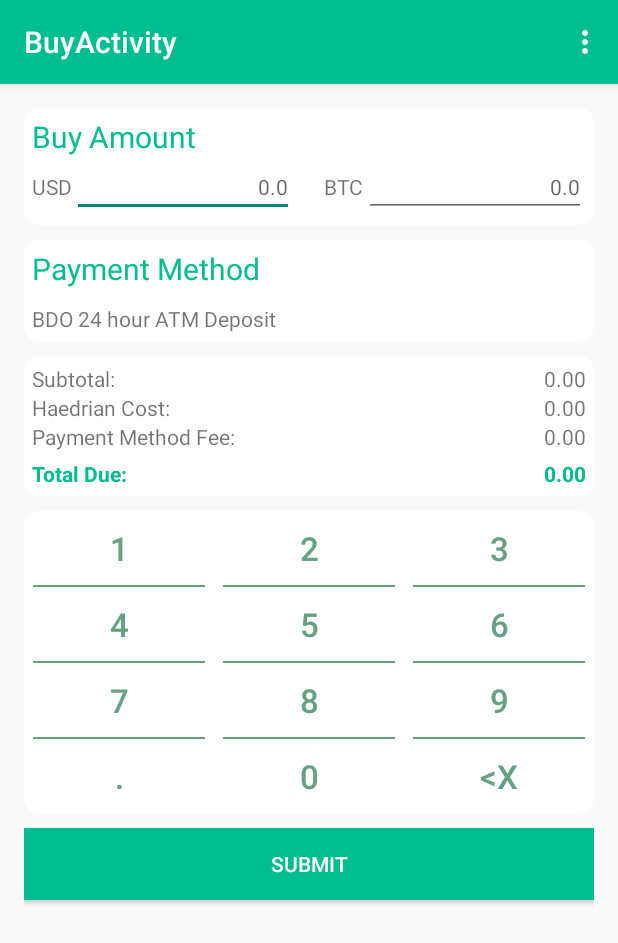
After one commit to Audakel/Haedrian_Stealth, an Android app: the BuyActivity screen opened directly, with no data from a screen before it, on a phone screen of 412 x 824 dp. The commit adds this screen. Shown: the top 943 px of the screen. Run offline under Robolectric (Android 15) with nearby library versions, the phone set to English and light mode, and no system bars.

Commit message:
Added buy screen

```diff
--- a/Haedrian/app/src/main/AndroidManifest.xml
+++ b/Haedrian/app/src/main/AndroidManifest.xml
@@ -104,6 +104,10 @@
                 android:name="android.support.PARENT_ACTIVITY"
                 android:value="com.haedrian.haedrian.HomeActivity" />
         </activity>
+        <activity
+            android:name=".BuyActivity"
+            android:label="@string/title_activity_buy" >
+        </activity>
     </application>
 
 </manifest>
--- /dev/null
+++ b/Haedrian/app/src/main/gen/com/haedrian/haedrian/BuildConfig.java
@@ -0,0 +1,8 @@
+/*___Generated_by_IDEA___*/
+
+package com.haedrian.haedrian;
+
+/* This stub is only used by the IDE. It is NOT the BuildConfig class actually packed into the APK */
+public final class BuildConfig {
+  public final static boolean DEBUG = Boolean.parseBoolean(null);
+}
--- /dev/null
+++ b/Haedrian/app/src/main/gen/com/haedrian/haedrian/Manifest.java
@@ -0,0 +1,7 @@
+/*___Generated_by_IDEA___*/
+
+package com.haedrian.haedrian;
+
+/* This stub is only used by the IDE. It is NOT the Manifest class actually packed into the APK */
+public final class Manifest {
+}
--- /dev/null
+++ b/Haedrian/app/src/main/gen/com/haedrian/haedrian/R.java
@@ -0,0 +1,7 @@
+/*___Generated_by_IDEA___*/
+
+package com.haedrian.haedrian;
+
+/* This stub is only used by the IDE. It is NOT the R class actually packed into the APK */
+public final class R {
+}
--- /dev/null
+++ b/Haedrian/app/src/main/java/com/haedrian/haedrian/BuyActivity.java
@@ -0,0 +1,50 @@
+package com.haedrian.haedrian;
+
+import android.support.v7.app.ActionBarActivity;
+import android.os.Bundle;
+import android.text.InputType;
+import android.view.Menu;
+import android.view.MenuItem;
+import android.view.MotionEvent;
+import android.view.View;
+import android.view.WindowManager;
+import android.widget.EditText;
+
+
+public class BuyActivity extends ActionBarActivity {
+    EditText currencyEditText;
+    EditText bitcoinEditText;
+
+    @Override
+    protected void onCreate(Bundle savedInstanceState) {
+        super.onCreate(savedInstanceState);
+        setContentView(R.layout.activity_buy);
+    }
+
+
+    @Override
+    public boolean onCreateOptionsMenu(Menu menu) {
+        // Inflate the menu; this adds items to the action bar if it is present.
+        getMenuInflater().inflate(R.menu.menu_buy, menu);
+
+
+        return true;
+    }
+
+
+
+    @Override
+    public boolean onOptionsItemSelected(MenuItem item) {
+        // Handle action bar item clicks here. The action bar will
+        // automatically handle clicks on the Home/Up button, so long
+        // as you specify a parent activity in AndroidManifest.xml.
+        int id = item.getItemId();
+
+        //noinspection SimplifiableIfStatement
+        if (id == R.id.action_settings) {
+            return true;
+        }
+
+        return super.onOptionsItemSelected(item);
+    }
+}
--- a/Haedrian/app/src/main/java/com/haedrian/haedrian/HomeActivity.java
+++ b/Haedrian/app/src/main/java/com/haedrian/haedrian/HomeActivity.java
@@ -139,6 +139,12 @@ public class HomeActivity extends ActionBarActivity implements AdapterView.OnIte
                         0, view.getWidth(), view.getHeight());
                 startActivity(intent, options4.toBundle());
                 return;
+            case R.id.buy:
+                intent = new Intent(this, BuyActivity.class);
+                ActivityOptions options5 = ActivityOptions.makeScaleUpAnimation(view, 0,
+                        0, view.getWidth(), view.getHeight());
+                startActivity(intent, options5.toBundle());
+                return;
             default:
                 return;
         }
--- /dev/null
+++ b/Haedrian/app/src/main/res/layout/activity_buy.xml
@@ -0,0 +1,466 @@
+<RelativeLayout xmlns:android="http://schemas.android.com/apk/res/android"
+    xmlns:tools="http://schemas.android.com/tools" android:layout_width="match_parent"
+    android:layout_height="match_parent" android:paddingLeft="@dimen/activity_horizontal_margin"
+    android:paddingRight="@dimen/activity_horizontal_margin"
+    android:paddingTop="@dimen/activity_vertical_margin"
+    tools:context="com.haedrian.haedrian.BuyActivity"
+    android:paddingBottom="2dp">
+
+    <RelativeLayout
+        android:layout_width="fill_parent"
+        android:layout_height="wrap_content"
+        android:layout_alignParentTop="true"
+        android:layout_alignParentLeft="true"
+        android:layout_alignParentStart="true"
+        android:background="@drawable/round_white"
+        android:padding="5dp"
+        android:id="@+id/relativeLayout">
+
+        <TextView
+            android:layout_width="wrap_content"
+            android:layout_height="wrap_content"
+            android:text="Buy Amount"
+            android:id="@+id/textView"
+            android:layout_alignParentTop="true"
+            android:layout_alignParentLeft="true"
+            android:layout_alignParentStart="true"
+            android:textSize="20sp"
+            android:textColor="@color/turquoise" />
+
+        <LinearLayout
+            android:orientation="horizontal"
+            android:layout_width="fill_parent"
+            android:layout_height="wrap_content"
+            android:layout_below="@+id/textView"
+            android:layout_alignParentLeft="true"
+            android:layout_alignParentStart="true">
+
+            <RelativeLayout
+                android:layout_width="match_parent"
+                android:layout_height="match_parent"
+                android:layout_weight="1"
+                android:layout_marginRight="10dp">
+
+                <TextView
+                    android:layout_width="wrap_content"
+                    android:layout_height="wrap_content"
+                    android:text="USD"
+                    android:id="@+id/textView9"
+                    android:textSize="14sp"
+                    android:layout_centerVertical="true"
+                    android:layout_alignParentLeft="true"
+                    android:layout_alignParentStart="true" />
+
+                <EditText
+                    android:layout_width="wrap_content"
+                    android:layout_height="wrap_content"
+                    android:inputType="numberDecimal"
+                    android:ems="10"
+                    android:textIsSelectable="true"
+                    android:id="@+id/editText"
+                    android:layout_toRightOf="@+id/textView9"
+                    android:layout_toEndOf="@+id/textView9"
+                    android:hint="0.0"
+                    android:gravity="right"
+                    android:textSize="14sp" />
+            </RelativeLayout>
+
+            <RelativeLayout
+                android:layout_width="fill_parent"
+                android:layout_height="fill_parent"
+                android:layout_weight="1"
+                android:layout_marginLeft="10dp">
+
+                <TextView
+                    android:layout_width="wrap_content"
+                    android:layout_height="wrap_content"
+                    android:text="BTC"
+                    android:id="@+id/textView10"
+                    android:textSize="14sp"
+                    android:layout_centerVertical="true"
+                    android:layout_alignParentLeft="true"
+                    android:layout_alignParentStart="true" />
+
+                <EditText
+                    android:layout_width="wrap_content"
+                    android:layout_height="wrap_content"
+                    android:inputType="numberDecimal"
+                    android:ems="10"
+                    android:textIsSelectable="true"
+                    android:id="@+id/editText2"
+                    android:layout_toRightOf="@+id/textView10"
+                    android:layout_toEndOf="@+id/textView10"
+                    android:hint="0.0"
+                    android:gravity="right"
+                    android:textSize="14sp" />
+            </RelativeLayout>
+        </LinearLayout>
+
+    </RelativeLayout>
+
+    <RelativeLayout
+        android:layout_width="fill_parent"
+        android:layout_height="wrap_content"
+        android:layout_below="@+id/relativeLayout"
+        android:background="@drawable/round_white"
+        android:layout_centerHorizontal="true"
+        android:layout_marginTop="10dp"
+        android:padding="5dp"
+        android:id="@+id/relativeLayout2">
+
+        <TextView
+            android:layout_width="wrap_content"
+            android:layout_height="wrap_content"
+            android:text="Payment Method"
+            android:id="@+id/textView11"
+            android:layout_alignParentTop="true"
+            android:layout_alignParentLeft="true"
+            android:layout_alignParentStart="true"
+            android:textSize="20sp"
+            android:textColor="@color/turquoise" />
+
+        <TextView
+            android:layout_width="wrap_content"
+            android:layout_height="wrap_content"
+            android:text="BDO 24 hour ATM Deposit"
+            android:id="@+id/textView12"
+            android:layout_below="@+id/textView11"
+            android:layout_alignParentLeft="true"
+            android:layout_alignParentStart="true"
+            android:layout_marginTop="10dp"
+            android:textSize="14sp" />
+
+
+
+    </RelativeLayout>
+
+    <RelativeLayout
+        android:layout_width="fill_parent"
+        android:layout_height="wrap_content"
+        android:background="@drawable/round_white"
+        android:layout_marginTop="10dp"
+        android:padding="5dp"
+        android:layout_below="@+id/relativeLayout2"
+        android:layout_alignParentLeft="true"
+        android:layout_alignParentStart="true"
+        android:id="@+id/relativeLayout3">
+
+        <TextView
+            android:layout_width="wrap_content"
+            android:layout_height="wrap_content"
+            android:text="Subtotal:"
+            android:id="@+id/textView13"
+            android:textSize="14sp"
+            android:layout_alignParentTop="true"
+            android:layout_alignParentLeft="true"
+            android:layout_alignParentStart="true" />
+
+        <TextView
+            android:layout_width="wrap_content"
+            android:layout_height="wrap_content"
+            android:text="Haedrian Cost:"
+            android:id="@+id/textView14"
+            android:layout_alignParentStart="true"
+            android:textSize="14sp"
+            android:layout_below="@+id/textView13"
+            android:layout_alignParentLeft="true" />
+
+        <TextView
+            android:layout_width="wrap_content"
+            android:layout_height="wrap_content"
+            android:text="Payment Method Fee:"
+            android:id="@+id/textView15"
+            android:textSize="14sp"
+            android:layout_below="@+id/textView14"
+            android:layout_alignParentLeft="true" />
+
+        <TextView
+            android:layout_width="wrap_content"
+            android:layout_height="wrap_content"
+            android:text="Total Due:"
+            android:id="@+id/textView16"
+            android:textSize="14sp"
+            android:layout_below="@+id/textView15"
+            android:layout_alignLeft="@+id/textView15"
+            android:layout_alignStart="@+id/textView15"
+            android:layout_marginTop="5dp"
+            android:textStyle="bold"
+            android:textColor="@color/turquoise" />
+
+        <TextView
+            android:layout_width="wrap_content"
+            android:layout_height="wrap_content"
+            android:text="0.00"
+            android:id="@+id/textView17"
+            android:layout_alignParentTop="true"
+            android:layout_alignParentRight="true"
+            android:layout_alignParentEnd="true" />
+
+        <TextView
+            android:layout_width="wrap_content"
+            android:layout_height="wrap_content"
+            android:text="0.00"
+            android:id="@+id/textView18"
+            android:layout_below="@+id/textView17"
+            android:layout_alignParentRight="true"
+            android:layout_alignParentEnd="true" />
+
+        <TextView
+            android:layout_width="wrap_content"
+            android:layout_height="wrap_content"
+            android:text="0.00"
+            android:id="@+id/textView19"
+            android:layout_below="@+id/textView18"
+            android:layout_alignParentRight="true"
+            android:layout_alignParentEnd="true" />
+
+        <TextView
+            android:layout_width="wrap_content"
+            android:layout_height="wrap_content"
+            android:text="0.00"
+            android:id="@+id/textView20"
+            android:layout_below="@+id/textView19"
+            android:layout_alignParentRight="true"
+            android:layout_alignParentEnd="true"
+            android:textStyle="bold"
+            android:layout_marginTop="5dp"
+            android:textColor="@color/turquoise" />
+
+    </RelativeLayout>
+
+    <LinearLayout
+        android:orientation="horizontal"
+        android:layout_width="fill_parent"
+        android:layout_height="wrap_content"
+        android:id="@+id/linearLayout2"
+        android:layout_below="@+id/relativeLayout3"
+        android:layout_alignParentLeft="true"
+        android:layout_alignParentStart="true"
+        android:background="@drawable/round_white"
+
+        android:layout_marginTop="10dp">
+
+        <LinearLayout
+            android:orientation="vertical"
+            android:layout_width="fill_parent"
+            android:layout_height="wrap_content"
+            android:layout_weight="1"
+            android:showDividers="beginning">
+
+
+            <Button
+                android:layout_width="match_parent"
+                android:layout_height="wrap_content"
+                android:text="1"
+                android:id="@+id/button1"
+                android:textSize="22sp"
+                android:textColor="@color/offset_color"
+                style="?android:attr/borderlessButtonStyle" />
+
+            <View
+                android:layout_width="match_parent"
+                android:layout_height="1dp"
+                android:background="@color/offset_color"
+                android:layout_marginLeft="6dp"
+                android:layout_marginRight="6dp"/>
+
+            <Button
+                android:layout_width="match_parent"
+                android:layout_height="wrap_content"
+                android:text="4"
+                android:id="@+id/button4"
+                android:textSize="22sp"
+                android:textColor="@color/offset_color"
+                style="?android:attr/borderlessButtonStyle" />
+
+            <View
+                android:layout_width="match_parent"
+                android:layout_height="1dp"
+                android:background="@color/offset_color"
+                android:layout_marginLeft="6dp"
+                android:layout_marginRight="6dp"/>
+
+            <Button
+                android:layout_width="match_parent"
+                android:layout_height="wrap_content"
+                android:text="7"
+                android:id="@+id/button7"
+                android:textSize="22sp"
+                android:textColor="@color/offset_color"
+                style="?android:attr/borderlessButtonStyle" />
+
+            <View
+                android:layout_width="match_parent"
+                android:layout_height="1dp"
+                android:background="@color/offset_color"
+                android:layout_marginLeft="6dp"
+                android:layout_marginRight="6dp"/>
+
+            <Button
+                android:layout_width="match_parent"
+                android:layout_height="wrap_content"
+                android:text="."
+                android:id="@+id/buttonDot"
+                android:textSize="22sp"
+                android:textColor="@color/offset_color"
+                style="?android:attr/borderlessButtonStyle" />
+        </LinearLayout>
+
+        <LinearLayout
+            android:orientation="vertical"
+            android:layout_width="fill_parent"
+            android:layout_height="wrap_content"
+            android:layout_weight="1"
+            android:showDividers="beginning">
+
+            <Button
+                android:layout_width="match_parent"
+                android:layout_height="wrap_content"
+                android:text="2"
+                android:id="@+id/button2"
+                android:textSize="22sp"
+                android:textColor="@color/offset_color"
+                style="?android:attr/borderlessButtonStyle"
+                />
+
+            <View
+                android:layout_width="match_parent"
+                android:layout_height="1dp"
+                android:background="@color/offset_color"
+                android:layout_marginLeft="6dp"
+                android:layout_marginRight="6dp"/>
+
+            <Button
+                android:layout_width="match_parent"
+                android:layout_height="wrap_content"
+                android:text="5"
+                android:id="@+id/button5"
+                android:textSize="22sp"
+                android:textColor="@color/offset_color"
+                style="?android:attr/borderlessButtonStyle"
+                />
+
+            <View
+                android:layout_width="match_parent"
+                android:layout_height="1dp"
+                android:background="@color/offset_color"
+                android:layout_marginLeft="6dp"
+                android:layout_marginRight="6dp"/>
+
+            <Button
+                android:layout_width="match_parent"
+                android:layout_height="wrap_content"
+                android:text="8"
+                android:id="@+id/button8"
+                android:textSize="22sp"
+                android:textColor="@color/offset_color"
+                style="?android:attr/borderlessButtonStyle"
+                />
+
+            <View
+                android:layout_width="match_parent"
+                android:layout_height="1dp"
+                android:background="@color/offset_color"
+                android:layout_marginLeft="6dp"
+                android:layout_marginRight="6dp"/>
+
+            <Button
+                android:layout_width="match_parent"
+                android:layout_height="wrap_content"
+                android:text="0"
+                android:id="@+id/button0"
+                android:textSize="22sp"
+                android:textColor="@color/offset_color"
+                style="?android:attr/borderlessButtonStyle"
+                />
+        </LinearLayout>
+
+        <LinearLayout
+            android:orientation="vertical"
+            android:layout_width="fill_parent"
+            android:layout_height="wrap_content"
+            android:layout_weight="1"
+            android:showDividers="beginning">
+
+            <Button
+                android:layout_width="match_parent"
+                android:layout_height="wrap_content"
+                android:text="3"
+                android:id="@+id/button3"
+                android:textSize="22sp"
+                android:textColor="@color/offset_color"
+                style="?android:attr/borderlessButtonStyle"
+                />
+
+            <View
+                android:layout_width="match_parent"
+                android:layout_height="1dp"
+                android:background="@color/offset_color"
+                android:layout_marginLeft="6dp"
+                android:layout_marginRight="6dp"/>
+
+            <Button
+                android:layout_width="match_parent"
+                android:layout_height="wrap_content"
+                android:text="6"
+                android:id="@+id/button6"
+                android:textSize="22sp"
+                android:textColor="@color/offset_color"
+                style="?android:attr/borderlessButtonStyle"
+                />
+
+            <View
+                android:layout_width="match_parent"
+                android:layout_height="1dp"
+                android:background="@color/offset_color"
+                android:layout_marginLeft="6dp"
+                android:layout_marginRight="6dp"/>
+
+            <Button
+                android:layout_width="match_parent"
+                android:layout_height="wrap_content"
+                android:text="9"
+                android:id="@+id/button9"
+                android:textSize="22sp"
+                android:textColor="@color/offset_color"
+                style="?android:attr/borderlessButtonStyle"
+                />
+
+            <View
+                android:layout_width="match_parent"
+                android:layout_height="1dp"
+                android:background="@color/offset_color"
+                android:layout_marginLeft="6dp"
+                android:layout_marginRight="6dp"/>
+
+            <Button
+                android:layout_width="match_parent"
+                android:layout_height="wrap_content"
+                android:text="&lt;x"
+                android:id="@+id/buttonBack"
+                android:textSize="22sp"
+                android:textColor="@color/offset_color"
+                style="?android:attr/borderlessButtonStyle"
+                />
+        </LinearLayout>
+
+    </LinearLayout>
+
+    <Button
+        android:layout_width="match_parent"
+        android:layout_height="wrap_content"
+        android:text="Submit"
+        android:id="@+id/button19"
+        android:layout_below="@+id/linearLayout2"
+        android:layout_centerHorizontal="true"
+
+        android:bottomRightRadius="40dp"
+        android:bottomLeftRadius="40dp"
+        android:topLeftRadius="40dp"
+        android:topRightRadius="40dp"
+        android:background="@color/turquoise"
+        android:textColor="#ffffffff"
+        android:layout_marginTop="10dp" />
+
+
+</RelativeLayout>
--- a/Haedrian/app/src/main/res/layout/activity_home.xml
+++ b/Haedrian/app/src/main/res/layout/activity_home.xml
@@ -54,13 +54,16 @@
         <View
             android:layout_width="1dp"
             android:layout_height="match_parent"
-            android:background="@color/lightgrey" />
+            android:background="@color/turquoise" />
 
         <LinearLayout
             android:layout_width="match_parent"
             android:layout_height="wrap_content"
             android:layout_weight="1"
-            android:orientation="vertical">
+            android:orientation="vertical"
+            android:id="@+id/buy"
+            android:clickable="true"
+            android:onClick="onClick">
 
             <ImageView
                 android:layout_width="50dp"
--- /dev/null
+++ b/Haedrian/app/src/main/res/menu/menu_buy.xml
@@ -0,0 +1,7 @@
+<menu xmlns:android="http://schemas.android.com/apk/res/android"
+    xmlns:app="http://schemas.android.com/apk/res-auto"
+    xmlns:tools="http://schemas.android.com/tools"
+    tools:context="com.haedrian.haedrian.BuyActivity">
+    <item android:id="@+id/action_settings" android:title="@string/action_settings"
+        android:orderInCategory="100" app:showAsAction="never" />
+</menu>
--- a/Haedrian/app/src/main/res/values/strings.xml
+++ b/Haedrian/app/src/main/res/values/strings.xml
@@ -50,4 +50,5 @@
     <string name="btc">BTC</string>
     <string name="currency_code">USD</string>
     <string name="fake_converted_amount">4,496.57</string>
+    <string name="title_activity_buy">BuyActivity</string>
 </resources>
```
Also changed, not shown: 3 other files.
